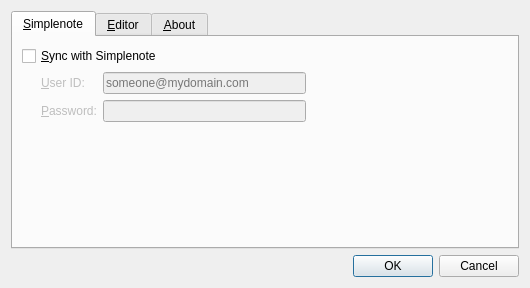
Qt form SettingsDialog.ui (dibben/NoteTaker) before a commit.
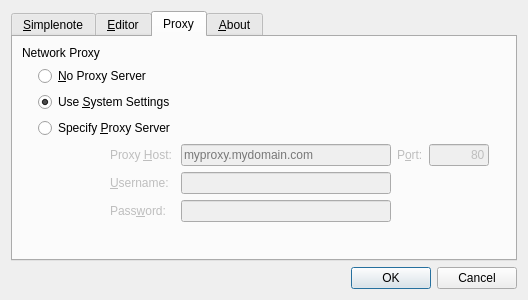
The same form after that commit. The open tabs and pages were chosen to show the change.

Commit message: Added network proxy settings

What changed in the file:
```diff
--- a/SettingsDialog.ui
+++ b/SettingsDialog.ui
@@ -6,8 +6,8 @@
    <rect>
     <x>0</x>
     <y>0</y>
-    <width>530</width>
-    <height>288</height>
+    <width>528</width>
+    <height>300</height>
    </rect>
   </property>
   <property name="windowTitle">
@@ -249,6 +249,207 @@
        </item>
       </layout>
      </widget>
+     <widget class="QWidget" name="tab_2">
+      <attribute name="title">
+       <string>Proxy</string>
+      </attribute>
+      <layout class="QVBoxLayout" name="verticalLayout_4">
+       <item>
+        <widget class="QLabel" name="label_2">
+         <property name="text">
+          <string>Network Proxy</string>
+         </property>
+        </widget>
+       </item>
+       <item>
+        <layout class="QGridLayout" name="gridLayout_3">
+         <item row="0" column="0">
+          <spacer name="horizontalSpacer_7">
+           <property name="orientation">
+            <enum>Qt::Horizontal</enum>
+           </property>
+           <property name="sizeType">
+            <enum>QSizePolicy::Fixed</enum>
+           </property>
+           <property name="sizeHint" stdset="0">
+            <size>
+             <width>16</width>
+             <height>20</height>
+            </size>
+           </property>
+          </spacer>
+         </item>
+         <item row="0" column="1" colspan="2">
+          <widget class="QRadioButton" name="fNoProxyButton">
+           <property name="text">
+            <string>&amp;No Proxy Server</string>
+           </property>
+          </widget>
+         </item>
+         <item row="1" column="1" colspan="2">
+          <widget class="QRadioButton" name="fSystemProxyButton">
+           <property name="text">
+            <string>Use &amp;System Settings</string>
+           </property>
+           <property name="checked">
+            <bool>true</bool>
+           </property>
+          </widget>
+         </item>
+         <item row="2" column="1" colspan="2">
+          <widget class="QRadioButton" name="fSpecifiedProxyButton">
+           <property name="text">
+            <string>Specify &amp;Proxy Server</string>
+           </property>
+          </widget>
+         </item>
+         <item row="3" column="1">
+          <spacer name="horizontalSpacer_6">
+           <property name="orientation">
+            <enum>Qt::Horizontal</enum>
+           </property>
+           <property name="sizeType">
+            <enum>QSizePolicy::Fixed</enum>
+           </property>
+           <property name="sizeHint" stdset="0">
+            <size>
+             <width>16</width>
+             <height>20</height>
+            </size>
+           </property>
+          </spacer>
+         </item>
+         <item row="3" column="2">
+          <widget class="QLabel" name="fProxyHostLabel">
+           <property name="enabled">
+            <bool>false</bool>
+           </property>
+           <property name="text">
+            <string>Proxy &amp;Host:</string>
+           </property>
+           <property name="buddy">
+            <cstring>fProxyHostEdit</cstring>
+           </property>
+          </widget>
+         </item>
+         <item row="3" column="3">
+          <widget class="QLineEdit" name="fProxyHostEdit">
+           <property name="enabled">
+            <bool>false</bool>
+           </property>
+           <property name="placeholderText">
+            <string>myproxy.mydomain.com</string>
+           </property>
+          </widget>
+         </item>
+         <item row="3" column="4">
+          <widget class="QLabel" name="fProxyPortLabel">
+           <property name="enabled">
+            <bool>false</bool>
+           </property>
+           <property name="text">
+            <string>P&amp;ort:</string>
+           </property>
+           <property name="buddy">
+            <cstring>fProxyPortEdit</cstring>
+           </property>
+          </widget>
+         </item>
+         <item row="3" column="5">
+          <widget class="QLineEdit" name="fProxyPortEdit">
+           <property name="enabled">
+            <bool>false</bool>
+           </property>
+           <property name="maximumSize">
+            <size>
+             <width>60</width>
+             <height>16777215</height>
+            </size>
+           </property>
+           <property name="text">
+            <string>80</string>
+           </property>
+           <property name="alignment">
+            <set>Qt::AlignRight|Qt::AlignTrailing|Qt::AlignVCenter</set>
+           </property>
+          </widget>
+         </item>
+         <item row="3" column="6">
+          <spacer name="horizontalSpacer_8">
+           <property name="orientation">
+            <enum>Qt::Horizontal</enum>
+           </property>
+           <property name="sizeType">
+            <enum>QSizePolicy::Preferred</enum>
+           </property>
+           <property name="sizeHint" stdset="0">
+            <size>
+             <width>17</width>
+             <height>20</height>
+            </size>
+           </property>
+          </spacer>
+         </item>
+         <item row="4" column="2">
+          <widget class="QLabel" name="fProxyUserLabel">
+           <property name="enabled">
+            <bool>false</bool>
+           </property>
+           <property name="text">
+            <string>&amp;Username:</string>
+           </property>
+           <property name="buddy">
+            <cstring>fProxyUserEdit</cstring>
+           </property>
+          </widget>
+         </item>
+         <item row="4" column="3">
+          <widget class="QLineEdit" name="fProxyUserEdit">
+           <property name="enabled">
+            <bool>false</bool>
+           </property>
+          </widget>
+         </item>
+         <item row="5" column="2">
+          <widget class="QLabel" name="fProxyPasswordLabel">
+           <property name="enabled">
+            <bool>false</bool>
+           </property>
+           <property name="text">
+            <string>Pass&amp;word:</string>
+           </property>
+           <property name="buddy">
+            <cstring>fProxyPasswordEdit</cstring>
+           </property>
+          </widget>
+         </item>
+         <item row="5" column="3">
+          <widget class="QLineEdit" name="fProxyPasswordEdit">
+           <property name="enabled">
+            <bool>false</bool>
+           </property>
+           <property name="echoMode">
+            <enum>QLineEdit::Password</enum>
+           </property>
+          </widget>
+         </item>
+        </layout>
+       </item>
+       <item>
+        <spacer name="verticalSpacer_4">
+         <property name="orientation">
+          <enum>Qt::Vertical</enum>
+         </property>
+         <property name="sizeHint" stdset="0">
+          <size>
+           <width>20</width>
+           <height>25</height>
+          </size>
+         </property>
+        </spacer>
+       </item>
+      </layout>
+     </widget>
      <widget class="QWidget" name="fAboutTab">
       <attribute name="title">
        <string>&amp;About</string>
```
Left out of the diff: 136 changed lines with no effect on the pictures. The commit also changes 4 other files.
